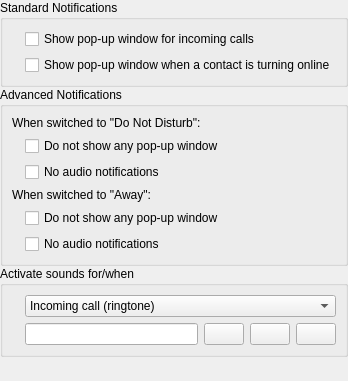
Qt form wengophone/src/presentation/qt/config/NotificationSettings.ui (tkrotoff/WengoPhone) before a commit.
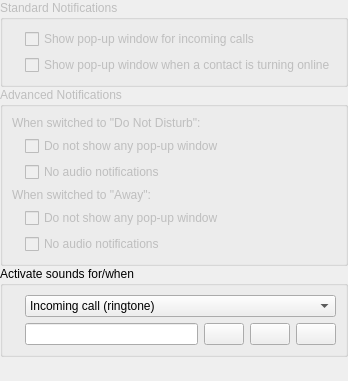
The same form after that commit. Icons and pictures are not drawn.

Commit message: Disable configuration panels that are not finished

Patch:
```diff
--- a/wengophone/src/presentation/qt/config/NotificationSettings.ui
+++ b/wengophone/src/presentation/qt/config/NotificationSettings.ui
@@ -127,6 +127,9 @@
    </item>
    <item row="0" column="0" >
     <widget class="QGroupBox" name="groupBox" >
+     <property name="enabled" >
+      <bool>false</bool>
+     </property>
      <property name="title" >
       <string>Standard Notifications</string>
      </property>
@@ -186,6 +189,9 @@
    </item>
    <item row="1" column="0" >
     <widget class="QGroupBox" name="groupBox_3" >
+     <property name="enabled" >
+      <bool>false</bool>
+     </property>
      <property name="title" >
       <string>Advanced Notifications</string>
      </property>
```
Left out of the diff: 2 changed lines with no effect on the pictures. The commit also changes 3 other files.
